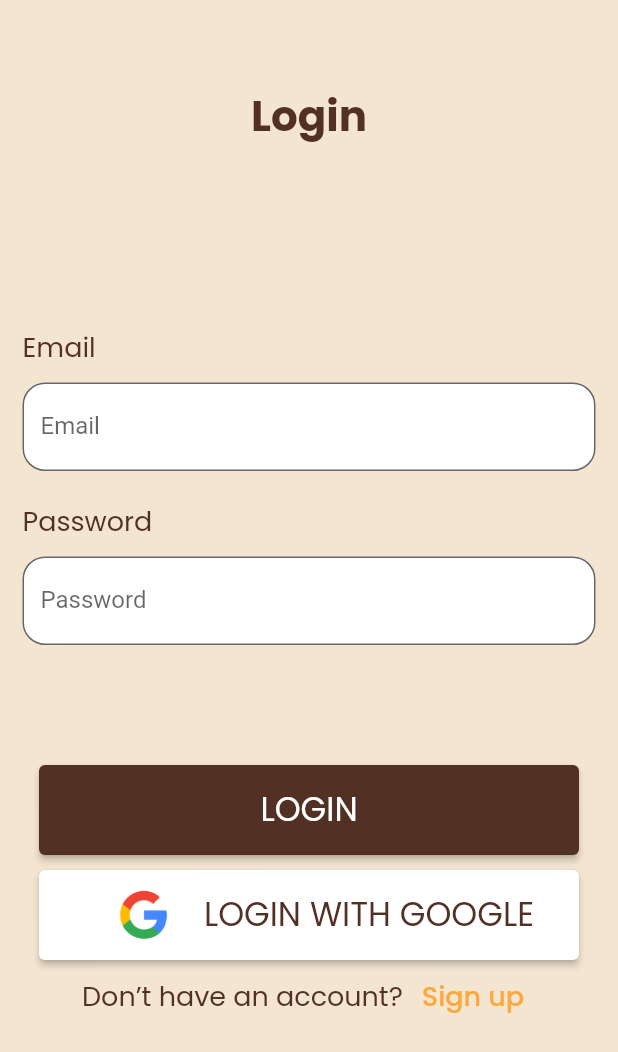
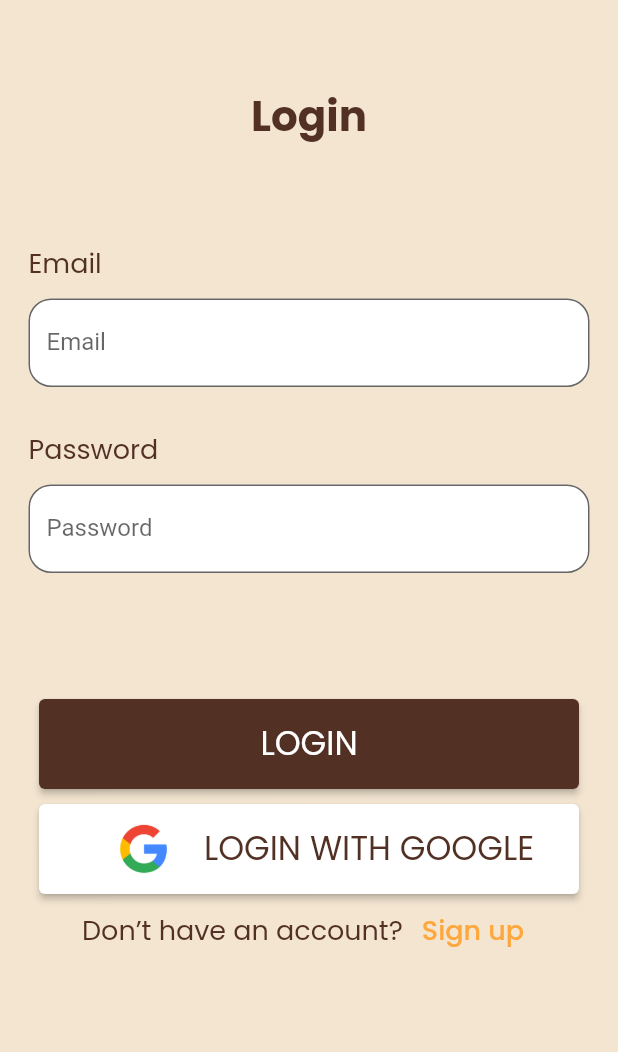
Before and after one commit to hpzynha/bookworm, a Flutter app: the screen it shows after launch, on a phone screen of 412 x 824 dp. Shown: the top 1052 px of the screen. Run offline on Flutter 3.47's test engine with Material 2 defaults, Android fonts, the light colour scheme and no system bars; our stand-ins replace animated_splash_screen, easy_localization, flutter_svg, google_fonts.

Commit message:
ajustes login

```diff
--- a/lib/screens/authentication/login_screen.dart
+++ b/lib/screens/authentication/login_screen.dart
@@ -14,7 +14,11 @@ class LoginScreen extends StatefulWidget {
 }
 
 class _LoginScreenState extends State<LoginScreen> {
-  GlobalKey<FormState> formkey = GlobalKey<FormState>();
+  final emailController = TextEditingController();
+  final passwordController = TextEditingController();
+
+  GlobalKey<FormState> _formkey = GlobalKey<FormState>();
+
   @override
   Widget build(BuildContext context) {
     return Scaffold(
@@ -37,19 +41,24 @@ class _LoginScreenState extends State<LoginScreen> {
           ],
         ),
         Padding(
-          padding: const EdgeInsets.only(top: 100),
+          padding: const EdgeInsets.only(top: 40),
           child: Form(
+            key: _formkey,
             child: Column(
               children: [
                 InputForm(
                   title: 'loginPage.email'.tr(),
                   labelText: 'loginPage.email'.tr(),
                   hintText: 'loginPage.enterEmail'.tr(),
+                  controller: emailController,
+                  obscureText: false,
                 ),
                 InputForm(
+                  obscureText: true,
                   title: 'loginPage.password'.tr(),
                   labelText: 'loginPage.password'.tr(),
                   hintText: 'loginPage.enterPassword'.tr(),
+                  controller: passwordController,
                 ),
               ],
             ),
@@ -60,6 +69,7 @@ class _LoginScreenState extends State<LoginScreen> {
           child: Column(
             children: [
               PrimaryButton(
+                onpressed: () {},
                 title: 'loginPage.loginEnter'.tr(),
               ),
               Padding(
--- a/lib/screens/home.dart
+++ b/lib/screens/home.dart
@@ -1,13 +1,10 @@
-import 'package:bookworm/constants.dart';
 import 'package:flutter/material.dart';
 
-class Home extends StatelessWidget {
-  const Home({Key? key}) : super(key: key);
+class HomePage extends StatelessWidget {
+  const HomePage({Key? key}) : super(key: key);
 
   @override
   Widget build(BuildContext context) {
-    return Scaffold(
-      backgroundColor: bBackgroundColor,
-    );
+    return Scaffold();
   }
 }
--- a/lib/screens/widgets/buttons.dart
+++ b/lib/screens/widgets/buttons.dart
@@ -1,11 +1,12 @@
 import 'package:flutter/material.dart';
 import 'package:google_fonts/google_fonts.dart';
-
 import '../../constants.dart';
 
 class PrimaryButton extends StatelessWidget {
   final String title;
-  const PrimaryButton({Key? key, required this.title}) : super(key: key);
+  final Function onpressed;
+  const PrimaryButton({Key? key, required this.title, required this.onpressed})
+      : super(key: key);
 
   @override
   Widget build(BuildContext context) {
@@ -13,7 +14,7 @@ class PrimaryButton extends StatelessWidget {
       height: 60,
       width: 360,
       child: ElevatedButton(
-        onPressed: () {},
+        onPressed: () => onpressed,
         child: Text(
           title,
           style: GoogleFonts.poppins(fontSize: 22, fontWeight: FontWeight.w400),
--- a/lib/screens/widgets/input_form.dart
+++ b/lib/screens/widgets/input_form.dart
@@ -1,4 +1,3 @@
-import 'package:easy_localization/easy_localization.dart';
 import 'package:flutter/material.dart';
 import 'package:google_fonts/google_fonts.dart';
 
@@ -8,17 +7,24 @@ class InputForm extends StatelessWidget {
   final String title;
   final String labelText;
   final String hintText;
+  final TextEditingController controller;
+  final bool obscureText;
 
   const InputForm({
     Key? key,
     required this.title,
     required this.labelText,
     required this.hintText,
+    required this.controller,
+    required this.obscureText,
   }) : super(key: key);
 
   @override
   Widget build(BuildContext context) {
-    return Column(
+    return SingleChildScrollView(
+      child: Padding(
+        padding: const EdgeInsets.all(4),
+        child: Column(
           crossAxisAlignment: CrossAxisAlignment.start,
           children: [
             Padding(
@@ -35,12 +41,15 @@ class InputForm extends StatelessWidget {
             Padding(
               padding: EdgeInsets.symmetric(horizontal: 15),
               child: TextFormField(
+                obscureText: obscureText,
+                controller: controller,
+                textInputAction: TextInputAction.next,
                 decoration: InputDecoration(
                   floatingLabelBehavior: FloatingLabelBehavior.never,
                   filled: true,
                   fillColor: bBackgroundColorWhite,
-              border:
-                  OutlineInputBorder(borderRadius: BorderRadius.circular(15)),
+                  border: OutlineInputBorder(
+                      borderRadius: BorderRadius.circular(15)),
                   labelText: labelText,
                   hintText: hintText,
                   focusedBorder: OutlineInputBorder(
@@ -50,6 +59,8 @@ class InputForm extends StatelessWidget {
               ),
             ),
           ],
+        ),
+      ),
     );
   }
 }
--- a/pubspec.yaml
+++ b/pubspec.yaml
@@ -40,6 +40,8 @@ dependencies:
   animated_splash_screen: ^1.2.0
   google_fonts: ^3.0.1
   easy_localization: ^3.0.1
+  firebase_auth: ^3.3.19
+  http: ^0.13.4
 
 dev_dependencies:
   flutter_test:
```
Also changed, not shown: pubspec.lock, 1 other file. Lines whose indentation alone changed are shown as unchanged.
